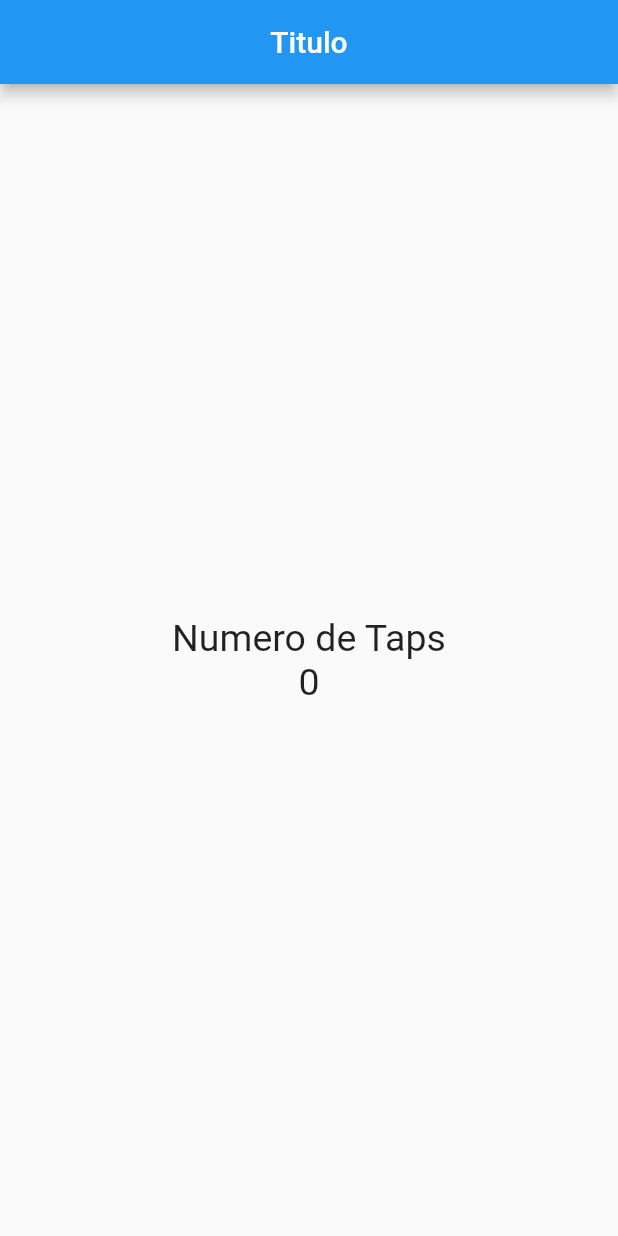
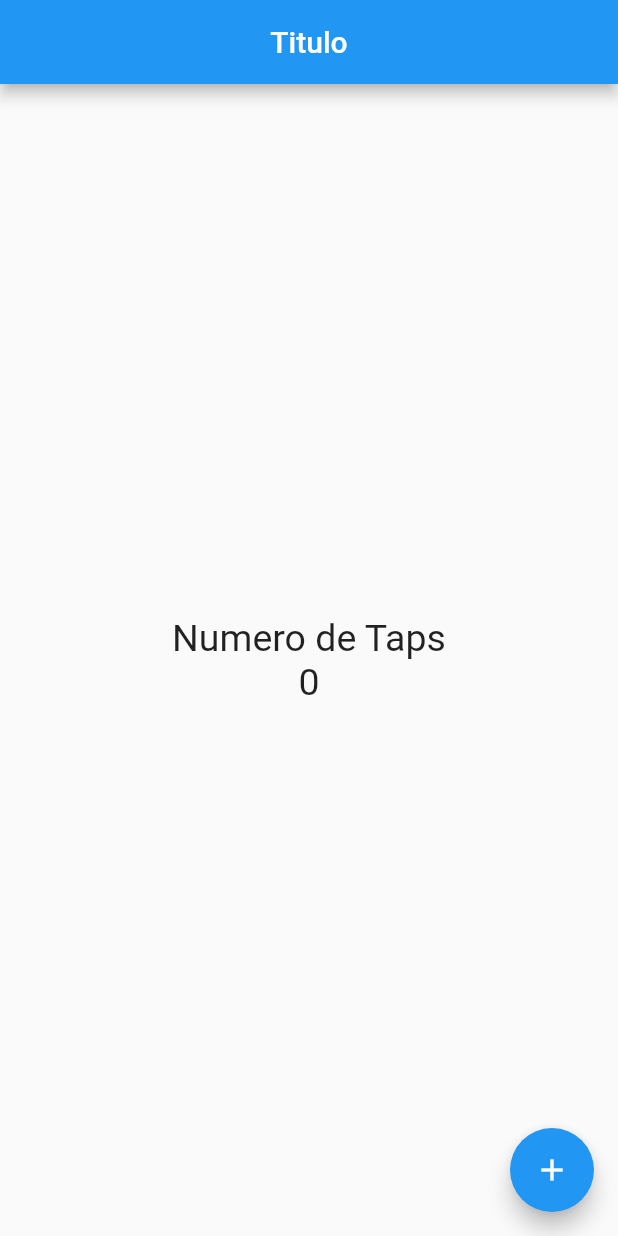
Before and after one commit to zesaru/flutter_basic_ud, a Flutter app: the screen it shows after launch, on a phone screen of 412 x 824 dp. Run offline on Flutter 3.47's test engine with Material 2 defaults, Android fonts, the phone set to English and light mode, and no system bars.

Commit message:
floatingActionButton

```diff
--- a/lib/src/pages/home_page.dart
+++ b/lib/src/pages/home_page.dart
@@ -19,6 +19,12 @@ class HomePage extends StatelessWidget {
           ],
         ),
       ),
+      floatingActionButton: FloatingActionButton(
+        child: Icon(Icons.add),
+        onPressed: () {
+          print("Hola");
+        },
+      ),
     );
   }
 }
```
